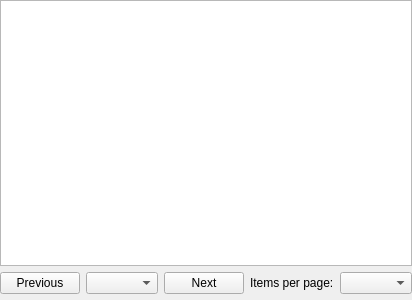
The window that source/client/desktop/management/router_group_widget.ui (dchapyshev/aspia) describes before a commit, drawn with Qt 5.
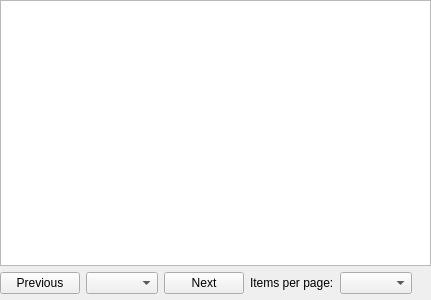
The same window after the commit. Icons and pictures are not drawn. Custom widgets are drawn as their Qt base class.

The edit to the form file:
```diff
--- a/source/client/desktop/management/router_group_widget.ui
+++ b/source/client/desktop/management/router_group_widget.ui
@@ -41,6 +41,9 @@
    </item>
    <item>
     <layout class="QHBoxLayout" name="layout_hosts_pagination">
+     <property name="rightMargin">
+      <number>6</number>
+     </property>
      <property name="bottomMargin">
       <number>6</number>
      </property>
@@ -106,6 +109,9 @@
        </property>
       </spacer>
      </item>
+     <item>
+      <widget class="QLabel" name="label_hosts_count"/>
+     </item>
     </layout>
    </item>
   </layout>
```
